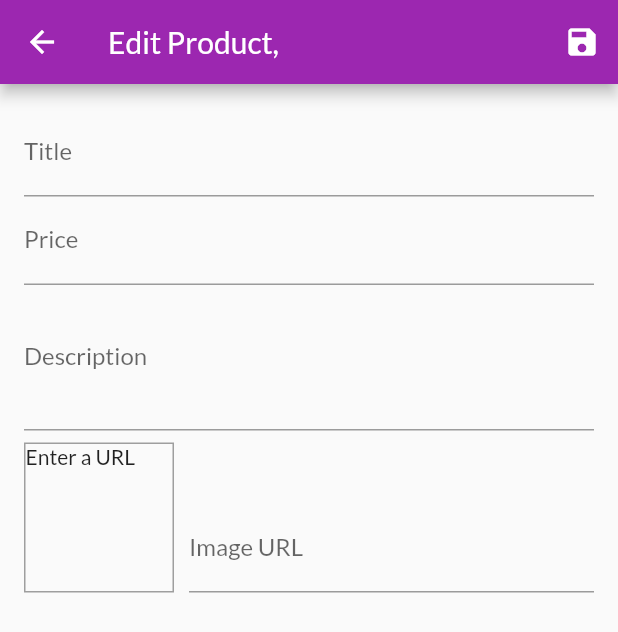
After one commit to FitriantoDwiCahyo/shop-app-new, a Flutter app: the EditProductScreen screen opened by its route, on a phone screen of 412 x 824 dp. The commit adds this screen. Shown: the top 632 px of the screen. Run offline on Flutter 3.47's test engine with Material 2 defaults, Android fonts, the phone set to English and light mode, and no system bars; network calls fail.

Commit message:
add a new feature like add product

```diff
--- a/lib/main.dart
+++ b/lib/main.dart
@@ -3,7 +3,9 @@ import 'package:meals_app/providers/cart.dart';
 import 'package:meals_app/providers/orders.dart';
 import 'package:meals_app/providers/products_provider.dart';
 import 'package:meals_app/ui/screens/cart_screen.dart';
+import 'package:meals_app/ui/screens/edit_product_screen.dart';
 import 'package:meals_app/ui/screens/order_screen.dart';
+import 'package:meals_app/ui/screens/user_product_screen.dart';
 import 'package:provider/provider.dart';
 
 import 'package:meals_app/ui/screens/product_detail_screen.dart';
@@ -53,6 +55,8 @@ class MyApp extends StatelessWidget {
           ProductDetailScreen.routeName: (ctx) => const ProductDetailScreen(),
           CartScreen.routeName: (ctx) => const CartScreen(),
           OrderScreen.routeName: (ctx) => const OrderScreen(),
+          UserProductScreen.routeName: (ctx) => const UserProductScreen(),
+          EditProductScreen.routeName: (ctx) => EditProductScreen(),
         },
       ),
     );
--- /dev/null
+++ b/lib/ui/screens/edit_product_screen.dart
@@ -0,0 +1,184 @@
+import 'package:flutter/material.dart';
+import 'package:flutter/services.dart';
+
+import '../../providers/product.dart';
+
+class EditProductScreen extends StatefulWidget {
+  static const routeName = '/edit-product';
+
+  EditProductScreen({Key? key}) : super(key: key);
+
+  @override
+  State<EditProductScreen> createState() => _EditProductScreenState();
+}
+
+class _EditProductScreenState extends State<EditProductScreen> {
+  final _priceFocusNode = FocusNode();
+  final _descriptionFocusNode = FocusNode();
+  final _imageUrlController = TextEditingController();
+  final _imageUrlFocusNode = FocusNode();
+  final _form = GlobalKey<FormState>();
+  var _editedProduct = Product(
+    id: '',
+    title: '',
+    price: 0,
+    description: '',
+    imageUrl: '',
+  );
+
+  @override
+  void initState() {
+    _imageUrlController.addListener(_updateImageUrl);
+    super.initState();
+  }
+
+  @override
+  void dispose() {
+    _imageUrlFocusNode.removeListener(_updateImageUrl);
+    _priceFocusNode.dispose();
+    _descriptionFocusNode.dispose();
+    _imageUrlController.dispose();
+    _imageUrlFocusNode.dispose();
+    super.dispose();
+  }
+
+  void _updateImageUrl() {
+    if (!_imageUrlFocusNode.hasFocus) {
+      setState(() {});
+    }
+  }
+
+  void _saveForm() {
+    _form.currentState!.save();
+    print(_editedProduct.title);
+    print(_editedProduct.description);
+    print(_editedProduct.price);
+    print(_editedProduct.imageUrl);
+  }
+
+  @override
+  Widget build(BuildContext context) {
+    return Scaffold(
+      appBar: AppBar(
+        title: const Text('Edit Product,'),
+        actions: <Widget>[
+          IconButton(
+            onPressed: _saveForm,
+            icon: const Icon(
+              Icons.save,
+            ),
+          ),
+        ],
+      ),
+      body: Padding(
+        padding: const EdgeInsets.all(16.0),
+        child: Form(
+          key: _form,
+          child: ListView(
+            children: <Widget>[
+              TextFormField(
+                decoration: const InputDecoration(labelText: 'Title'),
+                textInputAction: TextInputAction.next,
+                onFieldSubmitted: (_) {
+                  FocusScope.of(context).requestFocus(_priceFocusNode);
+                },
+                onSaved: (value) {
+                  _editedProduct = Product(
+                    title: value!,
+                    price: _editedProduct.price,
+                    description: _editedProduct.description,
+                    imageUrl: _editedProduct.imageUrl,
+                    id: '',
+                  );
+                },
+              ),
+              TextFormField(
+                decoration: const InputDecoration(labelText: 'Price'),
+                textInputAction: TextInputAction.next,
+                keyboardType: TextInputType.number,
+                focusNode: _priceFocusNode,
+                onFieldSubmitted: (_) {
+                  FocusScope.of(context).requestFocus(_descriptionFocusNode);
+                },
+                onSaved: (value) {
+                  _editedProduct = Product(
+                    title: _editedProduct.title,
+                    price: double.parse(value!),
+                    description: _editedProduct.description,
+                    imageUrl: _editedProduct.imageUrl,
+                    id: '',
+                  );
+                },
+              ),
+              TextFormField(
+                decoration: const InputDecoration(labelText: 'Description'),
+                maxLines: 3,
+                keyboardType: TextInputType.multiline,
+                focusNode: _descriptionFocusNode,
+                onSaved: (value) {
+                  _editedProduct = Product(
+                    title: _editedProduct.title,
+                    price: _editedProduct.price,
+                    description: value!,
+                    imageUrl: _editedProduct.imageUrl,
+                    id: '',
+                  );
+                },
+              ),
+              Row(
+                crossAxisAlignment: CrossAxisAlignment.end,
+                children: <Widget>[
+                  Container(
+                    width: 100,
+                    height: 100,
+                    margin: const EdgeInsets.only(
+                      top: 8,
+                      right: 10,
+                    ),
+                    decoration: BoxDecoration(
+                      border: Border.all(
+                        width: 1,
+                        color: Colors.grey,
+                      ),
+                    ),
+                    child: _imageUrlController.text.isEmpty
+                        ? const Text('Enter a URL')
+                        : FittedBox(
+                            child: Image.network(
+                              _imageUrlController.text,
+                              fit: BoxFit.cover,
+                            ),
+                          ),
+                  ),
+                  Expanded(
+                    child: TextFormField(
+                      decoration: const InputDecoration(
+                        labelText: 'Image URL',
+                      ),
+                      keyboardType: TextInputType.url,
+                      textInputAction: TextInputAction.done,
+                      controller: _imageUrlController,
+                      focusNode: _imageUrlFocusNode,
+                      onFieldSubmitted: (_) {
+                        _saveForm();
+                      },
+                      onSaved: (value) {
+                        _editedProduct = Product(
+                          title: _editedProduct.title,
+                          price: _editedProduct.price,
+                          description: _editedProduct.description,
+                          imageUrl: value!,
+                          id: '',
+                        );
+                      },
+                    ),
+                  ),
+                ],
+              ),
+            ],
+          ),
+        ),
+      ),
+    );
+  }
+}
--- a/lib/ui/widgets/app_drawer.dart
+++ b/lib/ui/widgets/app_drawer.dart
@@ -1,5 +1,6 @@
 import 'package:flutter/material.dart';
 import 'package:meals_app/ui/screens/order_screen.dart';
+import 'package:meals_app/ui/screens/user_product_screen.dart';
 
 class AppDrawer extends StatelessWidget {
   const AppDrawer({Key? key}) : super(key: key);
@@ -28,6 +29,13 @@ class AppDrawer extends StatelessWidget {
               Navigator.of(context).pushReplacementNamed(OrderScreen.routeName);
             },
           ),
+          ListTile(
+            leading: const Icon(Icons.edit),
+            title: const Text('Manage Products'),
+            onTap: () {
+              Navigator.of(context).pushReplacementNamed(UserProductScreen.routeName);
+            },
+          ),
         ],
       ),
     );
```
Also changed, not shown: lib/providers/cart.dart (+21 -0 lines), lib/ui/screens/user_product_screen.dart (added, +45 -0 lines), lib/ui/widgets/cart_item.dart (+25 -0 lines), lib/ui/widgets/product_item.dart (+21 -5 lines), lib/ui/widgets/user_product_item.dart (added, +38 -0 lines).
